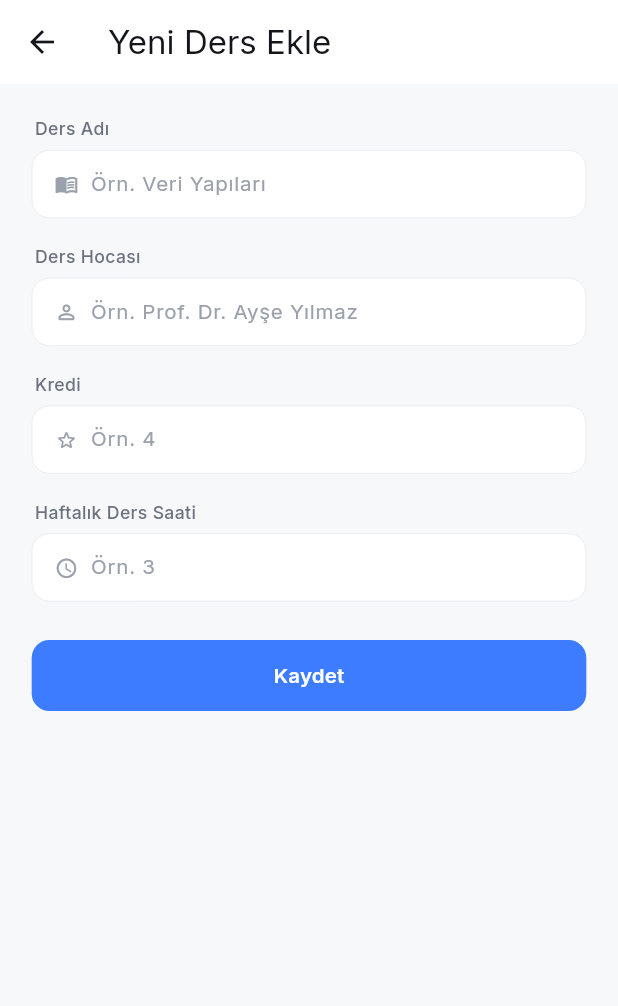
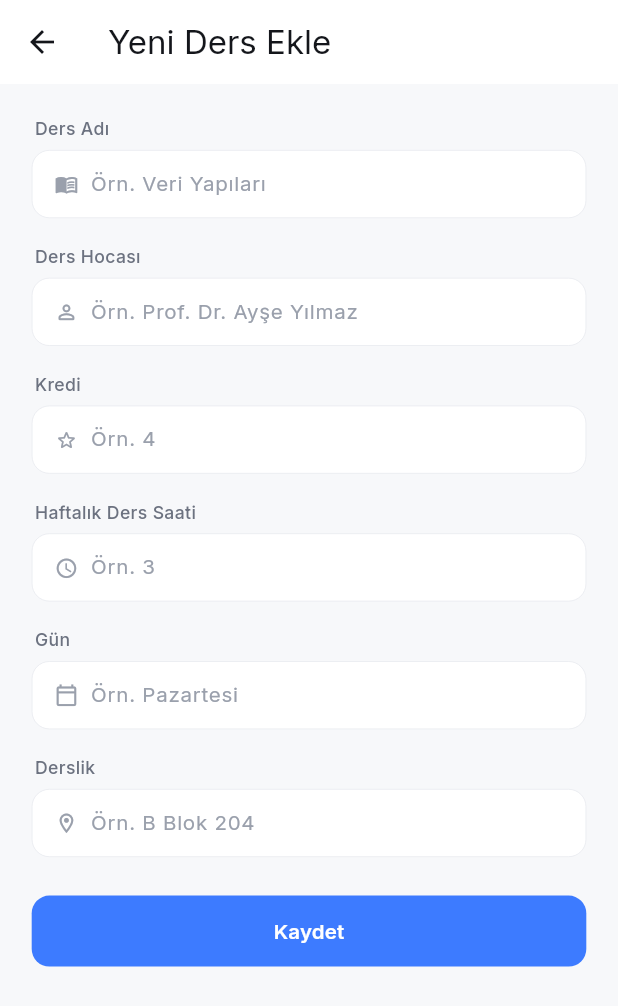
Before and after one commit to EmreBHCC/dersai-proje, a Flutter app: the AddCourseScreen screen opened directly, on a phone screen of 412 x 824 dp. Shown: the top 1006 px of the screen. Run offline on Flutter 3.47's test engine with Material 3 defaults, Android fonts, the phone set to English and light mode, and no system bars; our stand-ins replace flutter_riverpod, flutter_screenutil, google_fonts, image_picker, supabase_flutter; missing offline and left inert: tflite_flutter; accounts and stored records are empty; statements that could not run were skipped.

Commit message:
feat(courses): add gun and derslik fields to course form and detail view

```diff
--- a/lib/features/courses/domain/models/course_model.dart
+++ b/lib/features/courses/domain/models/course_model.dart
@@ -6,6 +6,8 @@ class CourseModel {
     this.dersHocasi,
     this.kredi,
     this.haftalikSaat,
+    this.gun,
+    this.derslik,
     this.createdAt,
   });
 
@@ -15,6 +17,8 @@ class CourseModel {
   final String? dersHocasi;
   final int? kredi;
   final int? haftalikSaat;
+  final String? gun;
+  final String? derslik;
   final DateTime? createdAt;
 
   factory CourseModel.fromJson(Map<String, dynamic> json) {
@@ -25,6 +29,8 @@ class CourseModel {
       dersHocasi: json['ders_hocasi'] as String?,
       kredi: json['kredi'] as int?,
       haftalikSaat: json['haftalik_saat'] as int?,
+      gun: json['gun'] as String?,
+      derslik: json['derslik'] as String?,
       createdAt: json['created_at'] != null
           ? DateTime.parse(json['created_at'] as String)
           : null,
@@ -36,8 +42,10 @@ class CourseModel {
       'ders_adi': dersAdi,
       if (dersHocasi != null && dersHocasi!.isNotEmpty)
         'ders_hocasi': dersHocasi,
-      if (kredi != null) 'kredi': kredi,
+           if (kredi != null) 'kredi': kredi,
       if (haftalikSaat != null) 'haftalik_saat': haftalikSaat,
+      if (gun != null && gun!.isNotEmpty) 'gun': gun,
+      if (derslik != null && derslik!.isNotEmpty) 'derslik': derslik,
     };
   }
 }
--- a/lib/features/courses/presentation/screens/add_course_screen.dart
+++ b/lib/features/courses/presentation/screens/add_course_screen.dart
@@ -21,14 +21,17 @@ class _AddCourseScreenState extends ConsumerState<AddCourseScreen> {
   final _dersHocasiController = TextEditingController();
   final _krediController = TextEditingController();
   final _haftalikSaatController = TextEditingController();
+  final _gunController = TextEditingController();
+  final _derslikController = TextEditingController();
   bool _isSaving = false;
-
   @override
   void dispose() {
     _dersAdiController.dispose();
     _dersHocasiController.dispose();
     _krediController.dispose();
     _haftalikSaatController.dispose();
+    _gunController.dispose();
+    _derslikController.dispose();
     super.dispose();
   }
 
@@ -54,6 +57,8 @@ class _AddCourseScreenState extends ConsumerState<AddCourseScreen> {
           dersHocasi: _dersHocasiController.text.trim(),
           kredi: int.tryParse(_krediController.text.trim()),
           haftalikSaat: int.tryParse(_haftalikSaatController.text.trim()),
+          gun: _gunController.text.trim(),
+          derslik: _derslikController.text.trim(),
         ),
       );
 
@@ -114,6 +119,20 @@ class _AddCourseScreenState extends ConsumerState<AddCourseScreen> {
               icon: Icons.schedule_outlined,
               keyboardType: TextInputType.number,
             ),
+            SizedBox(height: AppSpacing.md),
+            const AuthFieldLabel('Gün'),
+            AuthTextField(
+              controller: _gunController,
+              hintText: 'Örn. Pazartesi',
+              icon: Icons.calendar_today_outlined,
+            ),
+            SizedBox(height: AppSpacing.md),
+            const AuthFieldLabel('Derslik'),
+            AuthTextField(
+              controller: _derslikController,
+              hintText: 'Örn. B Blok 204',
+              icon: Icons.location_on_outlined,
+            ),
             SizedBox(height: AppSpacing.lg),
             AuthPrimaryButton(
               label: _isSaving ? 'Kaydediliyor...' : 'Kaydet',
```
Also changed, not shown: lib/features/courses/presentation/screens/courses_screen.dart (+8 -6 lines).
